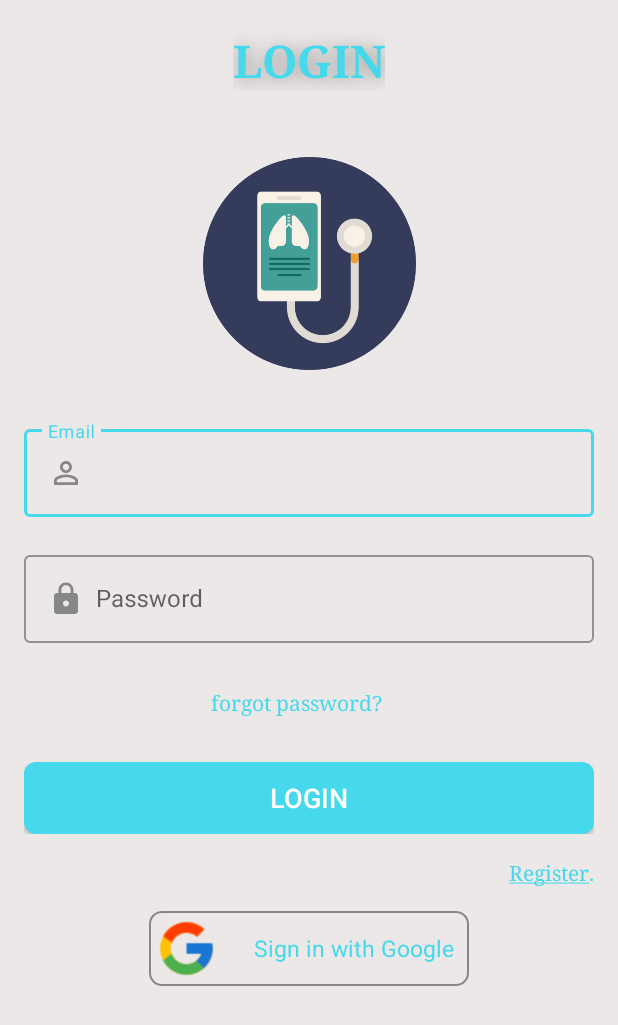
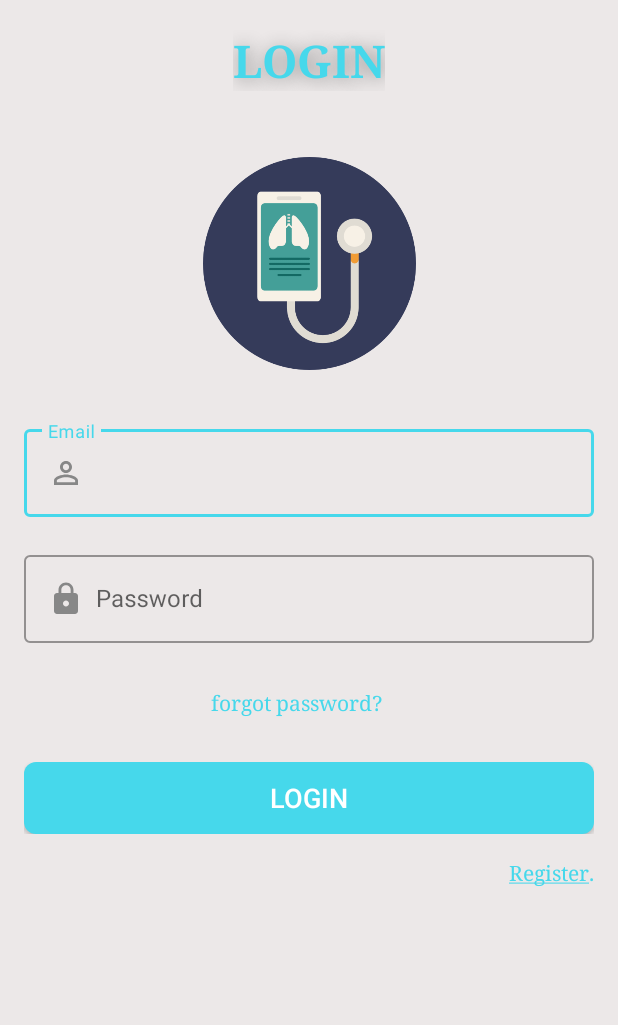
Before and after one commit to MohamedAlaraby/GradProject, an Android app: the screen it shows after launch (LoginActivity), on a phone screen of 412 x 824 dp. Shown: the top 1025 px of the screen. Run offline under Robolectric (Android 15) with nearby library versions, the phone set to English and light mode, and no system bars; our stand-ins replace Dagger/Hilt's generated code, Firebase (no records; nobody signed in at launch, a user with empty details on screens opened directly), data binding; plain views replace MaterialRippleLayout.

Commit message:
applying clean architecture.

```diff
--- a/app/src/main/java/com/example/android/gradproject/ui/DisplayProfileFragment.kt
+++ b/app/src/main/java/com/example/android/gradproject/ui/DisplayProfileFragment.kt
@@ -29,7 +29,7 @@ class DisplayProfileFragment : BaseFragment(), View.OnClickListener {
     ): View? {
         binding = FragmentDisplyProfileBinding.inflate(inflater, container, false)
         binding.tvEdit.setOnClickListener(this)
-        viewModel.getUserInformation()
+        viewModel.getUserDetails()
         return binding.root
     }
 
--- a/app/src/main/java/com/example/android/gradproject/ui/loginscreen/LoginActivity.kt
+++ b/app/src/main/java/com/example/android/gradproject/ui/loginscreen/LoginActivity.kt
@@ -23,7 +23,7 @@ class LoginActivity : BaseActivity() {
     companion object {
         private const val RC_SIGN_IN = 9001
     }
-    private lateinit var viewModel: SignInViewModel
+//    private lateinit var viewModel: SignInViewModel
     lateinit var binding: ActivityLoginBinding
     private var mAuth: FirebaseAuth? = null
     private var email_login = "empty"
@@ -33,19 +33,6 @@ class LoginActivity : BaseActivity() {
         binding = ActivityLoginBinding.inflate(layoutInflater)
         setContentView(binding.root)
         mAuth = FirebaseAuth.getInstance()
-
-        val application = requireNotNull(this).application
-        val factory = SignInViewModelFactory(application, object: OnSignInStartedListener {
-            override fun onSignInStarted(client: GoogleSignInClient?) {
-                client?.signInIntent?.let { startActivityForResult(it, RC_SIGN_IN) }
-            }
-        })
-        viewModel = ViewModelProvider(this, factory).get(SignInViewModel::class.java)
-
-        binding.ivRegisterWithGoogle.setOnClickListener {
-            showProgressDialog()
-            viewModel.signIn()
-        }
 
         binding.btnRegister.setOnClickListener {
             startActivity(Intent(this, RegisterActivity::class.java))
@@ -59,27 +46,6 @@ class LoginActivity : BaseActivity() {
             startActivity(Intent(this@LoginActivity, ForgotPasswordActivity::class.java))
         }
     }//oncreate
-    override fun onActivityResult(requestCode: Int, resultCode: Int, data: Intent?) {
-        super.onActivityResult(requestCode, resultCode, data)
-        if (requestCode == RC_SIGN_IN && resultCode == Activity.RESULT_OK && data != null) {
-            // this task is responsible for getting ACCOUNT SELECTED
-            val task = GoogleSignIn.getSignedInAccountFromIntent(data)
-            try {
-                val account = task.getResult(ApiException::class.java)!!
-                viewModel.firebaseAuthWithGoogle(account.idToken!!)
-                Toast.makeText(this, "Signed In Successfully", Toast.LENGTH_SHORT)
-                    .show()
-                hideProgressDialog()
-                navigateToDashboardActivity()
-
-            } catch (e: ApiException) {
-                Toast.makeText(this, e.localizedMessage, Toast.LENGTH_SHORT).show()
-                hideProgressDialog()
-            }
-        }else{
-            hideProgressDialog()
-        }
-    }
     private fun loginWithEmailAndPassword() {
         email_login = binding.etEmailLoginActivity.text.toString()
         password_login = binding.etPasswordLoginActivity.text.toString()
@@ -90,7 +56,7 @@ class LoginActivity : BaseActivity() {
                 hideProgressDialog()
                 if (it.isSuccessful) {
                     //   verifyEmailAddress()
-                    startActivity(Intent(this, DashboardActivity::class.java))
+                    navigateToDashboardActivity()
                     Toast.makeText(this, "success", Toast.LENGTH_LONG).show()
                 } else {
                     Toast.makeText(this, "Invalid email or password!", Toast.LENGTH_LONG).show()
@@ -102,7 +68,6 @@ class LoginActivity : BaseActivity() {
                 Toast.LENGTH_LONG).show()
         }
     }
-
     private fun validateLoginDetails(): Boolean {
         return when {
             TextUtils.isEmpty(binding.etEmailLoginActivity.text.toString().trim { it <= ' ' }) -> {
--- a/app/src/main/java/com/example/android/gradproject/ui/loginscreen/LoginViewModel.kt
+++ /dev/null
@@ -1,50 +0,0 @@
-package com.example.android.gradproject.ui.loginscreen
-
-import android.app.Activity
-import android.app.Application
-import android.widget.Toast
-import androidx.appcompat.app.AppCompatActivity
-import androidx.lifecycle.AndroidViewModel
-import androidx.lifecycle.LiveData
-import androidx.lifecycle.MutableLiveData
-import androidx.lifecycle.ViewModel
-import com.example.android.gradproject.R
-import com.google.android.gms.auth.api.signin.GoogleSignIn
-import com.google.android.gms.auth.api.signin.GoogleSignInClient
-import com.google.android.gms.auth.api.signin.GoogleSignInOptions
-import com.google.firebase.auth.FirebaseAuth
-import com.google.firebase.auth.FirebaseUser
-import com.google.firebase.auth.GoogleAuthProvider
-import com.google.firebase.auth.ktx.auth
-import com.google.firebase.ktx.Firebase
-
-class SignInViewModel( private val app:Application,
-                       private val listener: OnSignInStartedListener
-                      ):AndroidViewModel(app) {
-    private var auth: FirebaseAuth = Firebase.auth
-    private val _currentUser = MutableLiveData<FirebaseUser?>()
-    val gso = GoogleSignInOptions
-        .Builder(GoogleSignInOptions.DEFAULT_SIGN_IN)
-        .requestIdToken(app.getString(R.string.default_web_client_id))
-        .requestEmail()
-        .build()
-    private val googleSignInClient = GoogleSignIn.getClient(app, gso)
-
-    fun firebaseAuthWithGoogle(idToken: String) {
-        val credential = GoogleAuthProvider.getCredential(idToken, null)
-        auth.signInWithCredential(credential).addOnCompleteListener {
-            if (it.isSuccessful) {
-                _currentUser.value = auth.currentUser
-            } else {
-                _currentUser.value = null
-            }
-        }
-    }
-    fun signIn() {
-        listener.onSignInStarted(googleSignInClient)
-    }
-
-
-
-
-}
--- a/app/src/main/java/com/example/android/gradproject/ui/loginscreen/OnSignInStartedListener.kt
+++ /dev/null
@@ -1,7 +0,0 @@
-package com.example.android.gradproject.ui.loginscreen
-
-import com.google.android.gms.auth.api.signin.GoogleSignInClient
-
-interface OnSignInStartedListener {
-    fun onSignInStarted(client: GoogleSignInClient?)
-}
--- a/app/src/main/java/com/example/android/gradproject/ui/loginscreen/SignInViewModelFactory.kt
+++ /dev/null
@@ -1,19 +0,0 @@
-package com.example.android.gradproject.ui.loginscreen
-
-import android.app.Application
-import androidx.lifecycle.ViewModel
-import androidx.lifecycle.ViewModelProvider
-
-class SignInViewModelFactory(
-    private val app:Application,
-    private val listener: OnSignInStartedListener
-):ViewModelProvider.Factory {
-
-    override fun <T : ViewModel> create(modelClass: Class<T>): T {
-        if (modelClass.isAssignableFrom(SignInViewModel::class.java)) {
-            return SignInViewModel(app, listener) as T
-        }
-        throw IllegalArgumentException("Unknown ViewModel class")
-    }
-
-}
--- a/app/src/main/res/layout/activity_login.xml
+++ b/app/src/main/res/layout/activity_login.xml
@@ -10,7 +10,7 @@
         android:layout_width="match_parent"
         android:layout_height="match_parent"
         android:background="@color/appBackGroundColor"
-        >
+    >
         <ImageView
             android:layout_width="150dp"
             android:layout_height="150dp"
@@ -145,36 +145,6 @@
             app:layout_constraintStart_toStartOf="parent"
             app:layout_constraintTop_toBottomOf="@id/til_password"
             tools:ignore="UnusedAttribute"
-            android:layout_marginTop="30dp" />
-
-        <LinearLayout
-            android:id="@+id/iv_register_with_google"
-            android:layout_width="wrap_content"
-            android:layout_height="wrap_content"
-            android:layout_marginHorizontal="40dp"
-            android:layout_marginTop="16dp"
-            app:layout_constraintEnd_toEndOf="parent"
-            app:layout_constraintTop_toBottomOf="@id/btn_register"
-            app:layout_constraintStart_toStartOf="parent"
-            android:background="@drawable/signin_button_background"
-            android:orientation="horizontal">
-
-            <ImageView
-                android:layout_width="50dp"
-                android:layout_height="50dp"
-                android:padding="4dp"
-                android:src="@drawable/google_icon" />
-
-            <TextView
-                android:layout_width="match_parent"
-                android:layout_height="match_parent"
-                android:text="Sign in with Google"
-                android:gravity="center_vertical"
-                android:layout_marginStart="10dp"
-                android:textSize="15sp"
-                android:textColor="@color/light_blue"
-                android:paddingHorizontal="10dp"
-                />
-        </LinearLayout>
+            android:layout_marginTop="30dp"/>
     </androidx.constraintlayout.widget.ConstraintLayout>
 </layout>
```
Also changed, not shown: app/src/main/java/com/example/android/gradproject/ui/dashboardscreen/DashboardActivity.kt (+6 -15 lines), app/src/main/java/com/example/android/gradproject/ui/dashboardscreen/DashboardViewModel.kt (+0 -44 lines).
